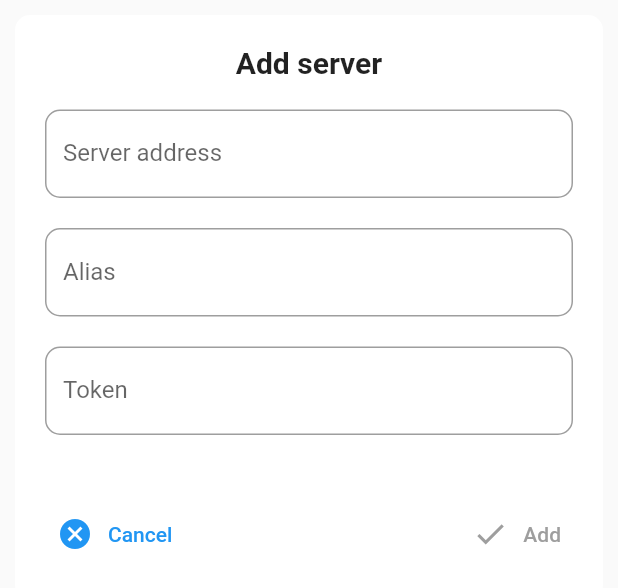
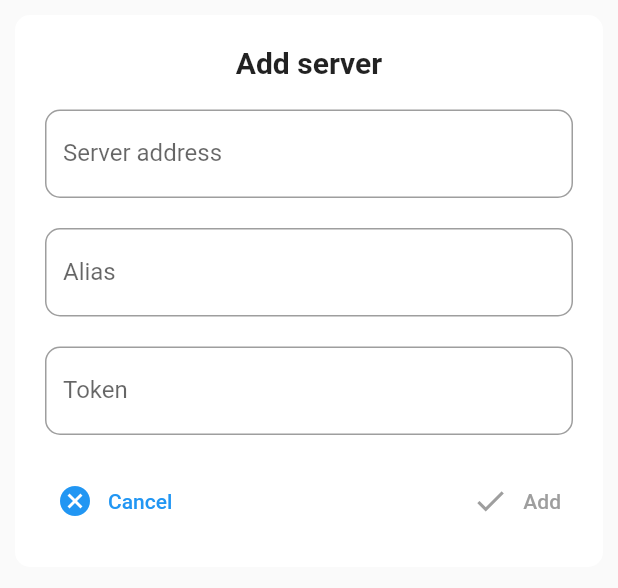
Before and after one commit to JGeek00/droid-hole, a Flutter app: the AddServerModal widget shown alone on an empty page, opened directly with empty values, on a phone screen of 412 x 824 dp. Shown: the top 588 px of the screen. Run offline on Flutter 3.47's test engine with Material 2 defaults, Android fonts, the phone set to English and light mode, and no system bars; our stand-ins replace sqflite; accounts and stored records are empty.

Commit message:
Changed add server modal height

```diff
--- a/lib/widgets/add_server_modal.dart
+++ b/lib/widgets/add_server_modal.dart
@@ -45,7 +45,7 @@ class _AddServerModalState extends State<AddServerModal> {
       padding: mediaQueryData.viewInsets,
       child: AnimatedContainer(
         duration: const Duration(milliseconds: 250),
-        height: 390,
+        height: 368,
         curve: Curves.easeInOut,
         padding: const EdgeInsets.all(20),
         margin: const EdgeInsets.all(10),
```
